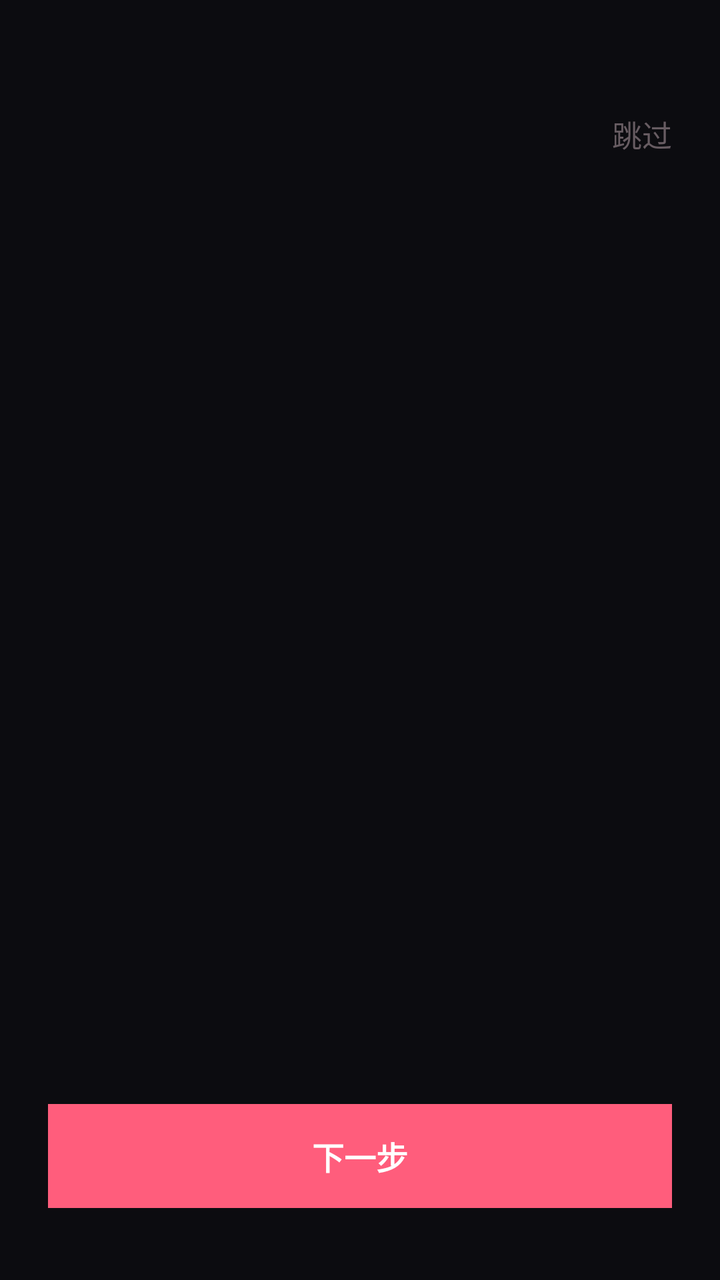
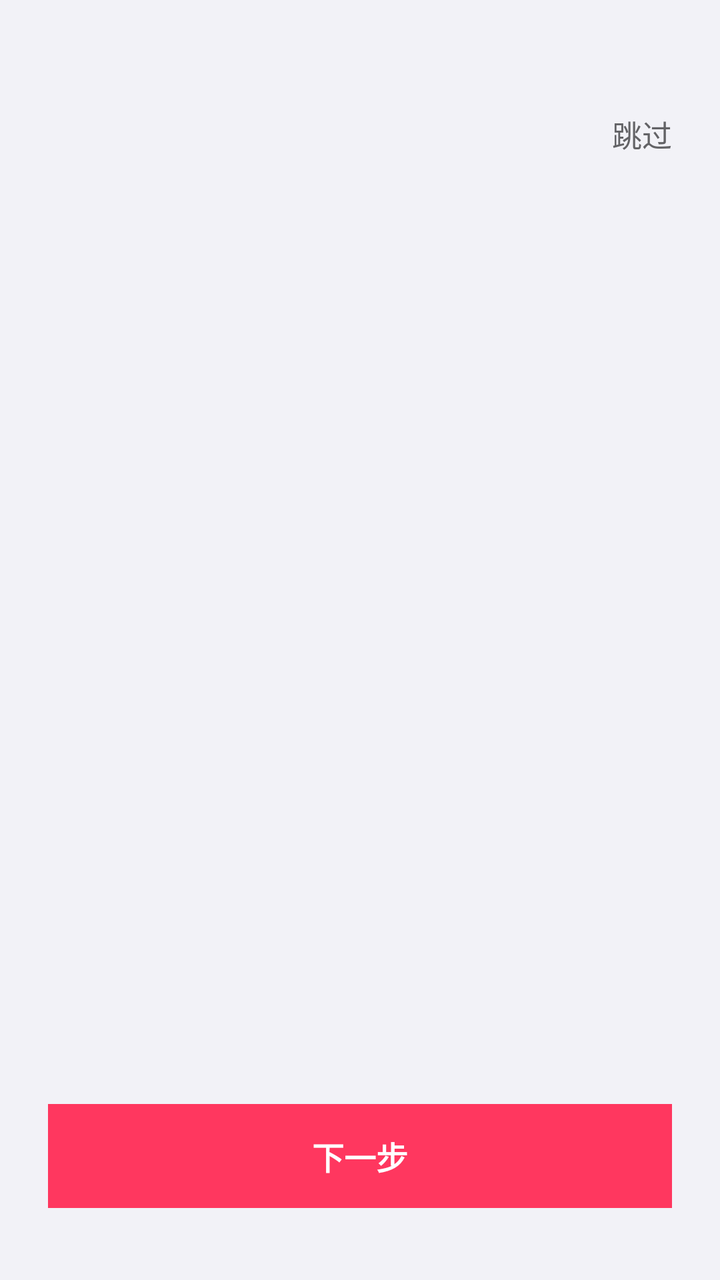

Screens rendered from an Android XML layout before and after an edit, with the pre-edit source and the edit as a unified diff.
<!-- AndroidManifest.xml: activity theme Theme.App.Starting -->
<!-- res/layout/activity_onboarding.xml -->
<?xml version="1.0" encoding="utf-8"?>
<FrameLayout xmlns:android="http://schemas.android.com/apk/res/android"
    android:layout_width="match_parent"
    android:layout_height="match_parent"
    android:background="#0c0c10">

    <androidx.viewpager2.widget.ViewPager2
        android:id="@+id/viewPager"
        android:layout_width="match_parent"
        android:layout_height="match_parent" />

    <LinearLayout
        android:id="@+id/dotsLayout"
        android:layout_width="wrap_content"
        android:layout_height="wrap_content"
        android:layout_gravity="bottom|center_horizontal"
        android:layout_marginBottom="130dp"
        android:orientation="horizontal"
        android:gravity="center" />

    <TextView
        android:id="@+id/btnSkip"
        android:layout_width="wrap_content"
        android:layout_height="wrap_content"
        android:text="@string/txt_auto_020"
        android:textColor="#675c62"
        android:textSize="15sp"
        android:padding="16dp"
        android:layout_gravity="top|end"
        android:layout_marginTop="40dp"
        android:layout_marginEnd="8dp" />

    <Button
        android:id="@+id/btnNext"
        android:layout_width="match_parent"
        android:layout_height="52dp"
        android:layout_gravity="bottom"
        android:text="@string/txt_auto_021"
        android:textColor="#ffffff"
        android:textSize="16sp"
        android:textStyle="bold"
        android:background="#ff5d7c"
        android:gravity="center"
        android:layout_marginHorizontal="24dp"
        android:layout_marginBottom="36dp" />

</FrameLayout>
<!-- resources referenced by this layout -->
<resources>
  <string name="txt_auto_020">跳过</string>
  <string name="txt_auto_021">下一步</string>
  <style name="Theme.App.Starting" parent="Theme.SplashScreen">
           <item name="windowSplashScreenBackground">#0c0c10</item>
           <item name="windowSplashScreenAnimatedIcon">@drawable/ic_splash_logo</item>
          <item name="windowSplashScreenIconBackgroundColor">#C2385C</item>
           <item name="postSplashScreenTheme">@style/AppTheme</item>
       </style>
  <!-- drawable ic_splash_logo (drawable) -->
  <?xml version="1.0" encoding="utf-8"?>
  <vector xmlns:android="http://schemas.android.com/apk/res/android"
      android:width="192dp"
      android:height="192dp"
      android:viewportWidth="192"
      android:viewportHeight="192">
      <path
          android:fillColor="#00000000"
          android:strokeColor="#33FFFFFF"
          android:strokeWidth="6"
          android:pathData="M96,96m-88,0a88,88 0,1 1,176 0a88,88 0,1 1,-176 0" />
      <path
          android:fillColor="#FFFFFFFF"
          android:pathData="M96,64 C88,52 72,46 60,54 C44,64 42,86 54,102 C64,116 82,128 96,138 C110,128 128,116 138,102 C150,86 148,64 132,54 C120,46 104,52 96,64 Z"
          android:scaleX="0.62"
          android:scaleY="0.62"
          android:pivotX="96"
          android:pivotY="96" />
      <path
          android:fillColor="#00000000"
          android:strokeColor="#FF3B5B"
          android:strokeWidth="5.5"
          android:strokeLineCap="round"
          android:strokeLineJoin="round"
          android:pathData="M62,100 L82,100 L90,84 L100,118 L110,96 L118,100 L134,100" />
  </vector>
  <style name="AppTheme" parent="Theme.MaterialComponents.DayNight.NoActionBar">
          <item name="android:windowBackground">@color/splash_bg</item>
          <item name="android:statusBarColor">@android:color/transparent</item>
          <item name="android:navigationBarColor">@android:color/transparent</item>
      </style>
  <color name="splash_bg">#0c0c10</color>
</resources>

<!-- the commit's change to res/layout/activity_onboarding.xml (unified diff, before → after) -->
@@ -2,7 +2,7 @@
 <FrameLayout xmlns:android="http://schemas.android.com/apk/res/android"
     android:layout_width="match_parent"
     android:layout_height="match_parent"
-    android:background="#0c0c10">
+    android:background="@color/bg">
 
     <androidx.viewpager2.widget.ViewPager2
         android:id="@+id/viewPager"
@@ -23,7 +23,7 @@
         android:layout_width="wrap_content"
         android:layout_height="wrap_content"
         android:text="@string/txt_auto_020"
-        android:textColor="#675c62"
+        android:textColor="@color/label_secondary"
         android:textSize="15sp"
         android:padding="16dp"
         android:layout_gravity="top|end"
@@ -39,7 +39,7 @@
         android:textColor="#ffffff"
         android:textSize="16sp"
         android:textStyle="bold"
-        android:background="#ff5d7c"
+        android:background="@color/accent"
         android:gravity="center"
         android:layout_marginHorizontal="24dp"
         android:layout_marginBottom="36dp" />
<!-- resource entries referenced after the edit -->
@@ -1,13 +1,15 @@
 <!-- resources referenced by this layout -->
 <resources>
+  <color name="accent">#FF375F</color>
+  <color name="bg">#F2F2F7</color>
+  <color name="label_secondary">#636366</color>
   <string name="txt_auto_020">跳过</string>
   <string name="txt_auto_021">下一步</string>
   <style name="Theme.App.Starting" parent="Theme.SplashScreen">
-           <item name="windowSplashScreenBackground">#0c0c10</item>
-           <item name="windowSplashScreenAnimatedIcon">@drawable/ic_splash_logo</item>
-          <item name="windowSplashScreenIconBackgroundColor">#C2385C</item>
-           <item name="postSplashScreenTheme">@style/AppTheme</item>
-       </style>
+          <item name="windowSplashScreenBackground">@color/splash_bg</item>
+          <item name="windowSplashScreenAnimatedIcon">@drawable/ic_splash_logo</item>
+          <item name="postSplashScreenTheme">@style/AppTheme</item>
+      </style>
   <!-- drawable ic_splash_logo (drawable) -->
   <?xml version="1.0" encoding="utf-8"?>
   <vector xmlns:android="http://schemas.android.com/apk/res/android"
@@ -35,11 +37,24 @@
           android:strokeLineJoin="round"
           android:pathData="M62,100 L82,100 L90,84 L100,118 L110,96 L118,100 L134,100" />
   </vector>
-  <style name="AppTheme" parent="Theme.MaterialComponents.DayNight.NoActionBar">
-          <item name="android:windowBackground">@color/splash_bg</item>
+  <style name="AppTheme" parent="Theme.Material3.DayNight.NoActionBar">
+          <item name="colorPrimary">@color/accent</item>
+          <item name="colorOnPrimary">@color/on_accent</item>
+          <item name="colorSurface">@color/card</item>
+          <item name="colorOnSurface">@color/label</item>
+          <item name="colorOnSurfaceVariant">@color/label_secondary</item>
+          <item name="colorOutline">@color/separator</item>
+          <item name="android:windowBackground">@color/bg</item>
           <item name="android:statusBarColor">@android:color/transparent</item>
           <item name="android:navigationBarColor">@android:color/transparent</item>
+          <item name="android:windowLightStatusBar">true</item>
+          <item name="android:windowLightNavigationBar">true</item>
+          <item name="android:fontFamily">sans-serif</item>
       </style>
-  <color name="splash_bg">#0c0c10</color>
+  <color name="on_accent">#FFFFFF</color>
+  <color name="card">#FFFFFF</color>
+  <color name="label">#1C1C1E</color>
+  <color name="separator">#3C000000</color>
+  <color name="splash_bg">#F2F2F7</color>
 </resources>
 
